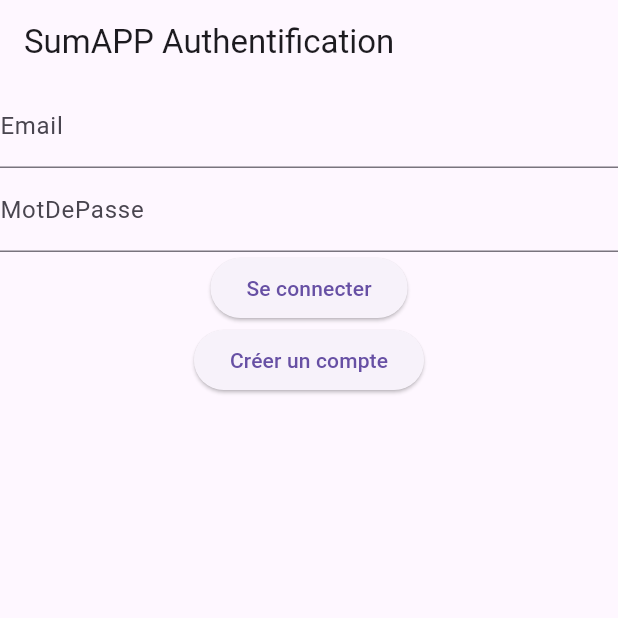
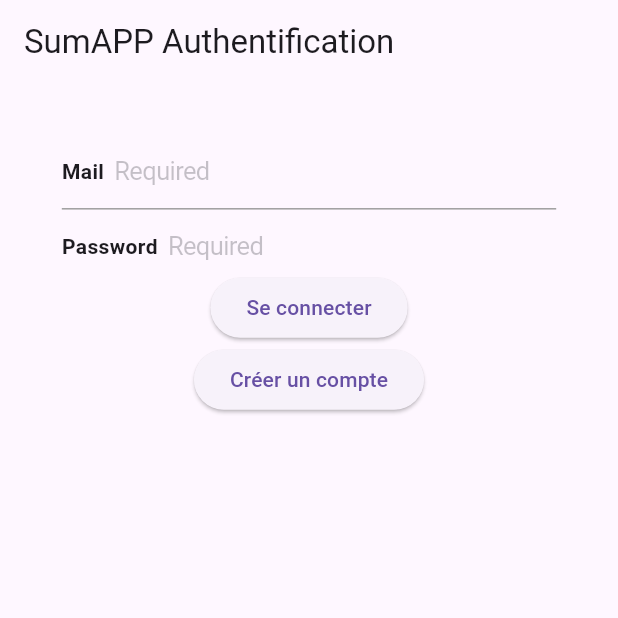
Before and after one commit to Traygueur/sumapp, a Flutter app: the Authentification screen opened directly, on a phone screen of 412 x 824 dp, the top half of it. Run offline on Flutter 3.47's test engine with Material 3 defaults, Android fonts, the phone set to English and light mode, and no system bars; our stand-ins replace supabase_flutter; accounts and stored records are empty.

Commit message:
Modification d'authentification niveau architecture

```diff
--- a/lib/authentification.dart
+++ /dev/null
@@ -1,79 +0,0 @@
-import 'package:flutter/material.dart';
-import 'package:supabase_flutter/supabase_flutter.dart';
-
-
-class Authentification extends StatefulWidget {
-  const Authentification({super.key});
-
-  @override
-  State<Authentification> createState() => _AuthentificationState();
-
-}
-
-
-class _AuthentificationState extends State<Authentification> {
-  final TextEditingController emailController = TextEditingController();
-  final TextEditingController passwordController = TextEditingController();
-
-  Future<void> loginWithEmailPassword(String email, String password) async {
-    final response = await Supabase.instance.client.auth.signInWithPassword(
-      email: email,
-      password: password,
-    );
-
-    // Vérification si la connexion a réussi
-    if (response.user == null) {
-      print('Erreur lors de la connexion : Aucune réponse de l\'utilisateur');
-    } else {
-      print('Connexion réussie');
-      print('Utilisateur connecté : ${response.user?.email}');
-      '''Navigator.push(
-        context,
-        MaterialPageRoute(builder: (context) => HtmlFetcher()),
-      );''';
-      // Tu peux utiliser 'response.user' pour obtenir les informations de l'utilisateur
-      // Si tu veux la session : response.session
-    }
-  }
-
-
-  @override
-  Widget build(BuildContext context) {
-    return Scaffold(
-      appBar: AppBar(title: Text("SumAPP Authentification")),
-      body: Center(
-        child: Column(
-          children: [
-            TextField(
-              controller: emailController,
-              decoration: InputDecoration(labelText: "Email"),
-            ),
-            TextField(
-              controller: passwordController,
-              decoration: InputDecoration(labelText: "MotDePasse"),
-            ),
-            ElevatedButton(
-              onPressed: () async {
-                String email = emailController.text;
-                String password = passwordController.text;
-                await loginWithEmailPassword(email, password);
-              },
-              child: Text("Se connecter"),),
-            ElevatedButton(onPressed: ()async{
-              final response = await Supabase.instance.client.auth.signUp(
-                email : emailController.text,
-                password: passwordController.text
-
-              );
-              '''Navigator.push(
-                context,
-                MaterialPageRoute(builder: (context) => LienNouvellePage()),
-              );''';
-            }, child: Text("Créer un compte")),
-          ],
-        ),
-      ),
-    );
-  }
-
-}
--- a/lib/main.dart
+++ b/lib/main.dart
@@ -1,5 +1,5 @@
 import 'package:flutter/material.dart';
-import 'package:sumapp/authentification.dart';
+import 'package:sumapp/views/authentification_screenG.dart';
 import 'package:supabase_flutter/supabase_flutter.dart';
 
 
--- /dev/null
+++ b/lib/models/authentification.dart
@@ -0,0 +1,25 @@
+import 'package:supabase_flutter/supabase_flutter.dart';
+
+class AuthService {
+  final supabase = Supabase.instance.client.auth;
+
+  Future<bool> loginWithEmailPassword(String email, String password) async {
+    try {
+      final response = await supabase.signInWithPassword(email: email, password: password);
+      return response.user != null;
+    } catch (e) {
+      print('Erreur de connexion : $e');
+      return false;
+    }
+  }
+
+  Future<bool> signUp(String email, String password) async {
+    try {
+      final response = await supabase.signUp(email: email, password: password);
+      return response.user != null;
+    } catch (e) {
+      print('Erreur d\'inscription : $e');
+      return false;
+    }
+  }
+}
--- /dev/null
+++ b/lib/views/authentification_screen.dart
@@ -0,0 +1,103 @@
+import 'package:flutter/material.dart';
+import 'package:supabase_flutter/supabase_flutter.dart';
+import 'package:flutter/cupertino.dart';
+
+
+class Authentification extends StatefulWidget {
+  const Authentification({super.key});
+
+  @override
+  State<Authentification> createState() => _AuthentificationState();
+
+}
+
+
+class _AuthentificationState extends State<Authentification> {
+  final TextEditingController emailController = TextEditingController();
+  final TextEditingController passwordController = TextEditingController();
+
+  Future<void> loginWithEmailPassword(String email, String password) async {
+    final response = await Supabase.instance.client.auth.signInWithPassword(
+      email: email,
+      password: password,
+    );
+
+    // Vérification si la connexion a réussi
+    if (response.user == null) {
+      print('Erreur lors de la connexion : Aucune réponse de l\'utilisateur');
+    } else {
+      print('Connexion réussie');
+      print('Utilisateur connecté : ${response.user?.email}');
+      '''Navigator.push(
+        context,
+        MaterialPageRoute(builder: (context) => HtmlFetcher()),
+      );''';
+      // Tu peux utiliser 'response.user' pour obtenir les informations de l'utilisateur
+      // Si tu veux la session : response.session
+    }
+  }
+
+
+  @override
+  Widget build(BuildContext context) {
+    return Scaffold(
+      appBar: AppBar(title: Text("SumAPP Authentification")),
+      body: Padding(
+        padding: EdgeInsets.all(MediaQuery.of(context).size.width*0.1),
+        child: Center(
+          child: Column(
+            children: [
+              CupertinoTextField(
+                controller: emailController,
+                placeholder: 'Required',
+                prefix: Text(
+                  'Mail',
+                  style: TextStyle(
+                    fontWeight: FontWeight.bold,
+                  ),
+                ),
+                decoration: BoxDecoration(),
+              ),
+              Divider(
+                thickness: 1,
+                color: Colors.grey,
+              ),
+              CupertinoTextField(
+                controller: passwordController,
+                placeholder: 'Required',
+                prefix: Text(
+                  'Password',
+                  style: TextStyle(
+                    fontWeight: FontWeight.bold,
+                  ),
+                ),
+                decoration: BoxDecoration(),
+              ),
+              ElevatedButton(
+                onPressed: () async {
+                  String email = emailController.text;
+                  String password = passwordController.text;
+                  await loginWithEmailPassword(email, password);
+                },
+                child: Text("Se connecter"),),
+              ElevatedButton(
+                onPressed: ()async{
+                  final response = await Supabase.instance.client.auth.signUp(
+                    email : emailController.text,
+                    password: passwordController.text
+                  );
+                  '''Navigator.push(
+                    context,
+                    MaterialPageRoute(builder: (context) => LienNouvellePage()),
+                  );''';
+                },
+                child: Text("Créer un compte")
+              ),
+            ],
+          ),
+        ),
+      ),
+    );
+  }
+
+}
--- /dev/null
+++ b/lib/views/authentification_screenG.dart
@@ -0,0 +1,73 @@
+import 'package:flutter/material.dart';
+import 'package:flutter/cupertino.dart';
+import 'package:sumapp/models/authentification.dart';
+
+
+class Authentification extends StatefulWidget {
+  const Authentification({super.key});
+
+  @override
+  State<Authentification> createState() => _AuthentificationState();
+}
+
+class _AuthentificationState extends State<Authentification> {
+  final TextEditingController emailController = TextEditingController();
+  final TextEditingController passwordController = TextEditingController();
+  final AuthService authService = AuthService(); // Instance du service
+
+  @override
+  Widget build(BuildContext context) {
+    return Scaffold(
+      appBar: AppBar(title: Text("SumAPP Authentification")),
+      body: Padding(
+        padding: EdgeInsets.all(MediaQuery.of(context).size.width * 0.1),
+        child: Center(
+          child: Column(
+            children: [
+              CupertinoTextField(
+                controller: emailController,
+                placeholder: 'Required',
+                prefix: Text('Mail', style: TextStyle(fontWeight: FontWeight.bold)),
+                decoration: BoxDecoration(),
+              ),
+              Divider(thickness: 1, color: Colors.grey),
+              CupertinoTextField(
+                controller: passwordController,
+                placeholder: 'Required',
+                obscureText: true, // Cache le mot de passe
+                prefix: Text('Password', style: TextStyle(fontWeight: FontWeight.bold)),
+                decoration: BoxDecoration(),
+              ),
+              ElevatedButton(
+                onPressed: () async {
+                  bool success = await authService.loginWithEmailPassword(
+                    emailController.text,
+                    passwordController.text,
+                  );
+                  if (success) {
+                    // Navigator.pushNamed(context, '/home'); // Redirige vers la page d'accueil
+                    print("Connexion réussi");
+                  }
+                },
+                child: Text("Se connecter"),
+              ),
+              ElevatedButton(
+                onPressed: () async {
+                  bool success = await authService.signUp(
+                    emailController.text,
+                    passwordController.text,
+                  );
+                  if (success) {
+                    // Navigator.pushNamed(context, '/welcome'); // Redirige vers une autre page
+                    print("Inscription réussi");
+                  }
+                },
+                child: Text("Créer un compte"),
+              ),
+            ],
+          ),
+        ),
+      ),
+    );
+  }
+}
```
Also changed, not shown: pubspec.lock.
